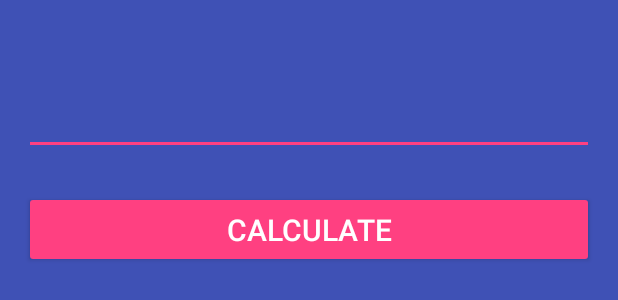
After one commit to Roma-Za/Calculator, an Android app: the layout fragment_tab_palindrome.xml on its own in the app's theme, with its tools: preview values and no code run, on a phone screen of 412 x 824 dp. The commit adds this screen. Shown: the top 300 px of the screen. Run offline under Robolectric (Android 15) with nearby library versions, the phone set to English and light mode, and no system bars.

Commit message:
add tab activity and calculation palindrome

```diff
--- a/app/build.gradle
+++ b/app/build.gradle
@@ -35,4 +35,5 @@ dependencies {
     compile 'com.android.support:appcompat-v7:23.4.0'
     compile 'com.android.support:design:23.4.0'
     compile 'com.facebook.android:facebook-android-sdk:4.+'
+    compile 'com.android.support:support-v13:23.4.0'
 }
--- a/app/src/main/java/com/example/roman/calculator/LoginActivity.java
+++ b/app/src/main/java/com/example/roman/calculator/LoginActivity.java
@@ -56,6 +56,9 @@ public class LoginActivity extends AppCompatActivity {
                                             JSONObject object,
                                             GraphResponse response) {
                                         Toast.makeText(LoginActivity.this, response.getRawResponse(), Toast.LENGTH_LONG).show();
+                                        Intent intent = new Intent(getApplicationContext(), TabActivity.class);
+                                        startActivityForResult(intent, REQUEST_SIGNUP);
+
                                     }
                                 });
                         Bundle parameters = new Bundle();
--- /dev/null
+++ b/app/src/main/res/layout/activity_tab.xml
@@ -0,0 +1,6 @@
+<android.support.v4.view.ViewPager xmlns:android="http://schemas.android.com/apk/res/android"
+    xmlns:tools="http://schemas.android.com/tools"
+    android:id="@+id/container"
+    android:layout_width="match_parent"
+    android:layout_height="match_parent"
+    tools:context="com.example.roman.calculator.TabActivity" />
--- /dev/null
+++ b/app/src/main/res/layout/fragment_tab_palindrome.xml
@@ -0,0 +1,45 @@
+<LinearLayout xmlns:android="http://schemas.android.com/apk/res/android"
+    xmlns:tools="http://schemas.android.com/tools"
+    android:orientation="vertical"
+    android:layout_width="match_parent"
+    android:layout_height="match_parent"
+    android:paddingBottom="@dimen/activity_vertical_margin"
+    android:paddingLeft="@dimen/activity_horizontal_margin"
+    android:paddingRight="@dimen/activity_horizontal_margin"
+    android:paddingTop="@dimen/activity_vertical_margin"
+    tools:context="com.example.roman.calculator.TabActivity$PlaceholderFragment">
+
+    <TextView
+        android:id="@+id/tab_info"
+        android:layout_width="wrap_content"
+        android:layout_height="wrap_content"
+        android:textSize="16dp"/>
+
+    <EditText
+        android:id="@+id/tab_input"
+        android:layout_width="match_parent"
+        android:layout_height="wrap_content"
+        android:layout_marginTop="20dp"
+        android:inputType="number" />
+
+    <Button
+        android:layout_width="fill_parent"
+        android:layout_height="wrap_content"
+        android:layout_marginTop="24dp"
+        android:layout_marginBottom="24dp"
+        android:padding="12dp"
+        android:textSize="20dp"
+        android:onClick="onClickBtnTab"
+        android:text="CALCULATE"/>
+
+    <TextView
+        android:id="@+id/tab_result"
+        android:layout_width="match_parent"
+        android:layout_height="wrap_content"
+        android:textSize="16dp"
+        android:textAlignment="center"
+        android:layout_margin="10dp"
+        android:gravity="center"/>
+
+
+</LinearLayout>
--- a/app/src/main/res/values/strings.xml
+++ b/app/src/main/res/values/strings.xml
@@ -16,4 +16,10 @@
     <string name="fill_reg_form">Please fill in the registration form</string>
     <string name="recoverry">Please, enter your email to recover your password</string>
     <string name="facebook_app_id">1035011036532302</string>
+    <string name="title_activity_tab">TabActivity</string>
+    <string name="action_settings">Settings</string>
+    <string name="section_format">Hello World from section: %1$d</string>
+    <string name="palendrome_info">The largest palindrome formed by the product of two three-digit numbers.</string>
+    <string name="factorial_info">The sum of the digits in the number.</string>
+    <string name="pairs_info">Enter the pairs(Example:12 34 45 32 12 45 32 4)</string>
 </resources>
```
Also changed, not shown: app/src/main/AndroidManifest.xml (+15 -8 lines), app/src/main/java/com/example/roman/calculator/Palindrome.java (added, +32 -0 lines), app/src/main/java/com/example/roman/calculator/TabActivity.java (added, +225 -0 lines), app/src/main/res/menu/menu_tab.xml (added, +9 -0 lines).
